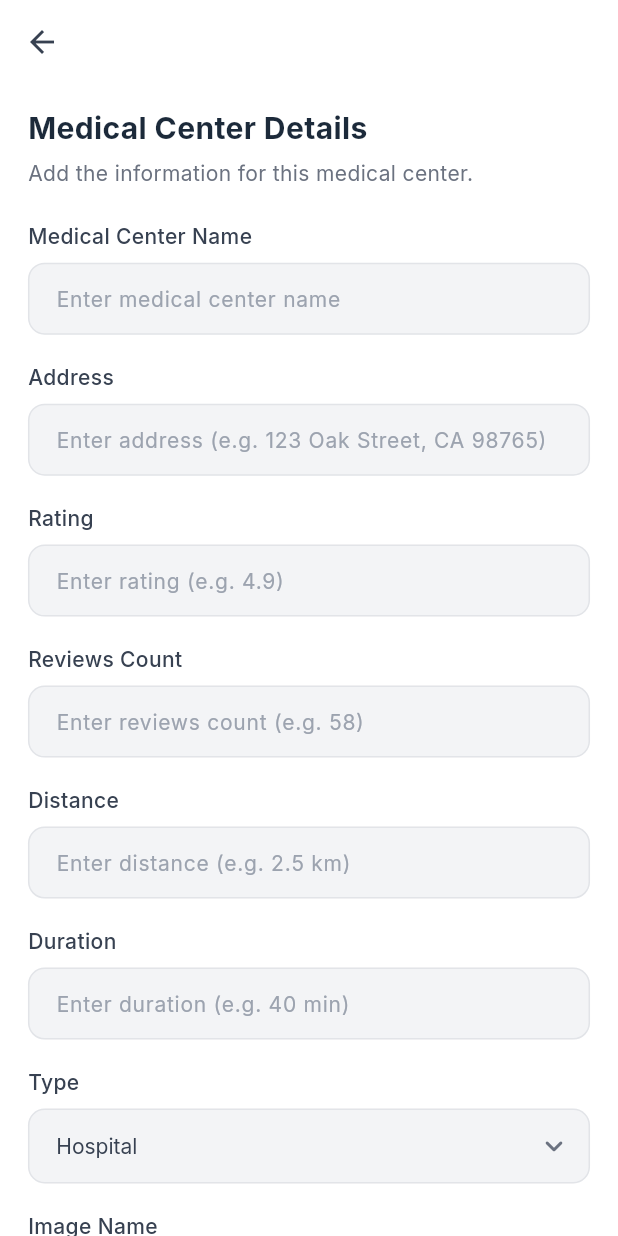
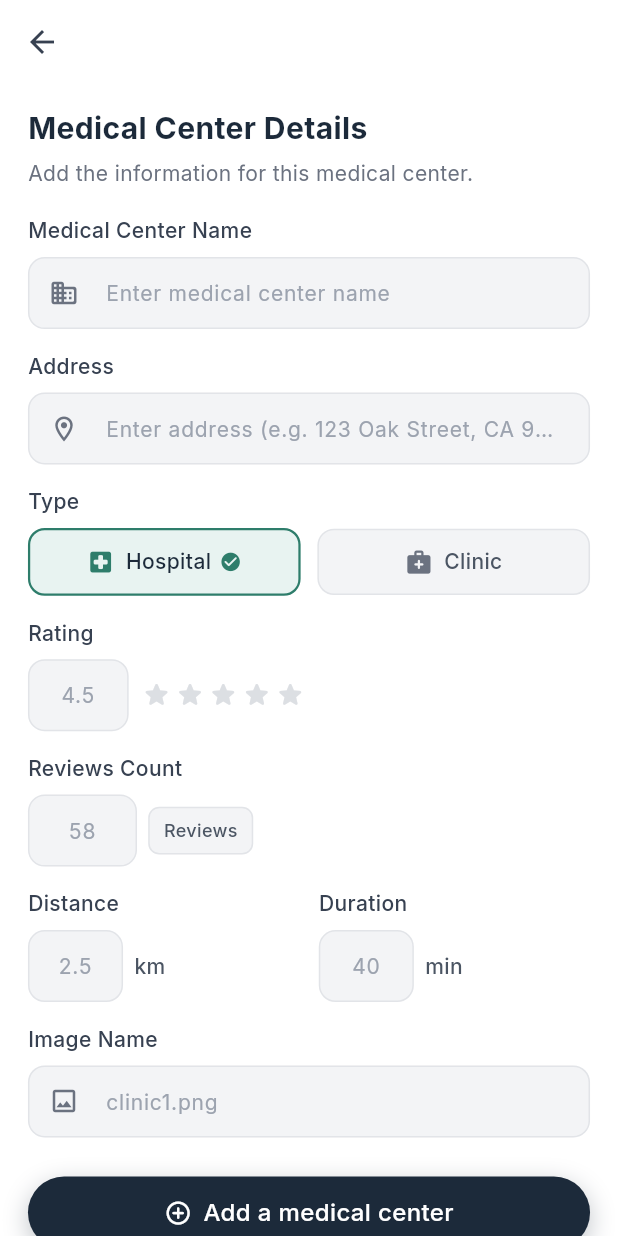
Before and after one commit to youssef-flutter26/medical-app, a Flutter app: the AddMedicalCenterScreen screen opened by its route, on a phone screen of 412 x 824 dp. Run offline on Flutter 3.47's test engine with Material 3 defaults, Android fonts, the phone set to English and light mode, and no system bars; our stand-ins replace cloud_firestore, dio, easy_localization, equatable, firebase_auth, firebase_core and 7 more; accounts and stored records are empty.

Commit message:
`feat: improve medical center form UI`
* Redesign Add Medical Center form with a modern compact layout
* Add interactive rating preview with dynamic stars
* Highlight stars based on the entered rating
* Add compact Reviews Count input
* Add compact Distance input with fixed km unit
* Add compact Duration input with fixed min unit
* Improve Hospital and Clinic type selection
* Improve image name input layout
* Reduce unnecessary empty spaces
* Reuse existing Core colors, text styles, and ScreenUtil
* Preserve existing Firestore structure and data types
* Keep existing medical center repository and Firebase logic
* Avoid unnecessary packages and files
* Run flutter analyze and fix issues

```diff
--- a/lib/features/admin/presentation/pages/add_medical_center_screen.dart
+++ b/lib/features/admin/presentation/pages/add_medical_center_screen.dart
@@ -8,8 +8,10 @@ import 'package:medical_app/core/theme/app_colors.dart';
 import 'package:medical_app/core/theme/app_text_styles.dart';
 import 'package:medical_app/core/validators/validator_app.dart';
 import 'package:medical_app/features/admin/presentation/widgets/add_medical_center_button.dart';
+import 'package:medical_app/features/admin/presentation/widgets/medical_center_compact_field.dart';
 import 'package:medical_app/features/admin/presentation/widgets/medical_center_form_field.dart';
 import 'package:medical_app/features/admin/presentation/widgets/medical_center_header_section.dart';
+import 'package:medical_app/features/admin/presentation/widgets/medical_center_type_selector.dart';
 import 'package:medical_app/features/home/domain/entities/medical_center_entity.dart';
 import 'package:medical_app/features/home/domain/usecases/add_medical_center.dart';
 
@@ -51,14 +53,25 @@ class _AddMedicalCenterScreenState extends State<AddMedicalCenterScreen> {
     _durationController = TextEditingController();
     _imageNameController = TextEditingController();
 
+    _ratingController.addListener(_onFieldChanged);
+    _imageNameController.addListener(_onFieldChanged);
+
     _addMedicalCenterUseCase = widget.addMedicalCenter ??
         (getIt.isRegistered<AddMedicalCenter>()
             ? getIt<AddMedicalCenter>()
             : null);
   }
 
+  void _onFieldChanged() {
+    if (mounted) {
+      setState(() {});
+    }
+  }
+
   @override
   void dispose() {
+    _ratingController.removeListener(_onFieldChanged);
+    _imageNameController.removeListener(_onFieldChanged);
     _nameController.dispose();
     _addressController.dispose();
     _ratingController.dispose();
@@ -92,6 +105,16 @@ class _AddMedicalCenterScreenState extends State<AddMedicalCenterScreen> {
     final rating = double.parse(_ratingController.text.trim());
     final reviewsCount = int.parse(_reviewsCountController.text.trim());
 
+    final rawDistance = _distanceController.text.trim();
+    final distance = rawDistance.toLowerCase().endsWith('km')
+        ? rawDistance
+        : '$rawDistance km';
+
+    final rawDuration = _durationController.text.trim();
+    final duration = rawDuration.toLowerCase().endsWith('min')
+        ? rawDuration
+        : '$rawDuration min';
+
     final addUseCase = _addMedicalCenterUseCase ??
         (getIt.isRegistered<AddMedicalCenter>()
             ? getIt<AddMedicalCenter>()
@@ -108,8 +131,8 @@ class _AddMedicalCenterScreenState extends State<AddMedicalCenterScreen> {
         address: _addressController.text.trim(),
         rating: rating,
         reviewsCount: reviewsCount,
-        distance: _distanceController.text.trim(),
-        duration: _durationController.text.trim(),
+        distance: distance,
+        duration: duration,
         type: _selectedType,
         imagePath: imagePath,
       ),
@@ -144,76 +167,61 @@ class _AddMedicalCenterScreenState extends State<AddMedicalCenterScreen> {
     }
   }
 
-  Widget _buildTypeDropdown() {
-    return Column(
-      crossAxisAlignment: CrossAxisAlignment.start,
-      children: [
-        Text(
-          LocaleKeys.type.tr(),
-          style: AppTextStyles.withColor(
-            AppTextStyles.inter14W500,
-            AppColors.gray700,
+  Widget _buildRatingStars() {
+    final ratingVal = double.tryParse(_ratingController.text.trim()) ?? 0.0;
+
+    return Row(
+      mainAxisSize: MainAxisSize.min,
+      children: List.generate(5, (index) {
+        final starIndex = index + 1;
+        final isSelected = ratingVal >= starIndex;
+
+        return GestureDetector(
+          onTap: () {
+            _ratingController.text = starIndex.toDouble().toStringAsFixed(1);
+          },
+          child: Padding(
+            padding: EdgeInsets.symmetric(horizontal: 1.w),
+            child: Icon(
+              Icons.star_rounded,
+              size: 22.r,
+              color: isSelected
+                  ? AppColors.amber
+                  : AppColors.gray400.withValues(alpha: 0.35),
             ),
           ),
-        SizedBox(height: 8.h),
-        DropdownButtonFormField<String>(
-          key: const Key('medical_center_type_dropdown'),
-          initialValue: _selectedType,
-          dropdownColor: AppColors.white,
-          style: AppTextStyles.withColor(
-            AppTextStyles.inter14W400,
-            AppColors.gray700,
-          ),
-          icon: const Icon(
-            Icons.keyboard_arrow_down_rounded,
-            color: AppColors.gray500,
-          ),
-          items: [
-            DropdownMenuItem(
-              value: 'Hospital',
-              child: Text(LocaleKeys.hospital.tr()),
-            ),
-            DropdownMenuItem(
-              value: 'Clinic',
-              child: Text(LocaleKeys.clinic.tr()),
-            ),
-          ],
-          onChanged: (value) {
-            if (value != null) {
-              setState(() {
-                _selectedType = value;
-              });
+        );
+      }),
+    );
   }
-          },
-          decoration: InputDecoration(
-            filled: true,
-            fillColor: AppColors.gray100,
-            contentPadding: EdgeInsets.symmetric(
-              horizontal: 16.w,
-              vertical: 14.h,
-            ),
-            border: OutlineInputBorder(
-              borderRadius: BorderRadius.circular(12.r),
-              borderSide: BorderSide(
+
+  Widget _buildReviewsBadge() {
+    return Container(
+      padding: EdgeInsets.symmetric(horizontal: 10.w, vertical: 7.h),
+      decoration: BoxDecoration(
+        color: AppColors.gray100,
+        borderRadius: BorderRadius.circular(8.r),
+        border: Border.all(
           color: AppColors.gray400.withValues(alpha: 0.2),
         ),
       ),
-            enabledBorder: OutlineInputBorder(
-              borderRadius: BorderRadius.circular(12.r),
-              borderSide: BorderSide(
-                color: AppColors.gray400.withValues(alpha: 0.2),
+      child: Text(
+        'Reviews',
+        style: AppTextStyles.withColor(
+          AppTextStyles.inter12W500,
+          AppColors.gray600,
         ),
       ),
-            focusedBorder: OutlineInputBorder(
-              borderRadius: BorderRadius.circular(12.r),
-              borderSide: const BorderSide(
-                color: AppColors.lightTeal,
-                width: 1.5,
+    );
+  }
+
+  Widget _buildUnitText(String unit) {
+    return Text(
+      unit,
+      style: AppTextStyles.withColor(
+        AppTextStyles.inter14W500,
+        AppColors.gray600,
       ),
-            ),
-          ),
-        ),
-      ],
     );
   }
 
@@ -244,7 +252,8 @@ class _AddMedicalCenterScreenState extends State<AddMedicalCenterScreen> {
               crossAxisAlignment: CrossAxisAlignment.start,
               children: [
                 const MedicalCenterHeaderSection(),
-                SizedBox(height: 24.h),
+                SizedBox(height: 20.h),
+
                 // 1. Medical Center Name
                 MedicalCenterFormField(
                   key: const Key('medical_center_name_field'),
@@ -253,8 +262,14 @@ class _AddMedicalCenterScreenState extends State<AddMedicalCenterScreen> {
                   hintText: LocaleKeys.enterMedicalCenterName.tr(),
                   controller: _nameController,
                   validator: ValidatorApp.validateMedicalCenterName,
+                  prefixIcon: const Icon(
+                    Icons.domain_rounded,
+                    color: AppColors.gray500,
+                    size: 20,
                   ),
-                SizedBox(height: 20.h),
+                ),
+                SizedBox(height: 16.h),
+
                 // 2. Address
                 MedicalCenterFormField(
                   key: const Key('medical_center_address_field'),
@@ -263,65 +278,110 @@ class _AddMedicalCenterScreenState extends State<AddMedicalCenterScreen> {
                   hintText: LocaleKeys.enterAddress.tr(),
                   controller: _addressController,
                   validator: ValidatorApp.validateAddress,
+                  prefixIcon: const Icon(
+                    Icons.location_on_outlined,
+                    color: AppColors.gray500,
+                    size: 20,
                   ),
-                SizedBox(height: 20.h),
-                // 3. Rating
-                MedicalCenterFormField(
+                ),
+                SizedBox(height: 16.h),
+
+                // 3. Facility Type Selector
+                MedicalCenterTypeSelector(
+                  key: const Key('medical_center_type_dropdown'),
+                  selectedType: _selectedType,
+                  onTypeChanged: (type) {
+                    setState(() {
+                      _selectedType = type;
+                    });
+                  },
+                ),
+                SizedBox(height: 16.h),
+
+                // 4. Rating (Compact Field + 5 Stars Preview)
+                MedicalCenterCompactField(
                   key: const Key('medical_center_rating_field'),
                   inputKey: const Key('medical_center_rating_input'),
                   label: LocaleKeys.rating.tr(),
-                  hintText: LocaleKeys.enterRating.tr(),
+                  hintText: '4.5',
                   controller: _ratingController,
-                  keyboardType:
-                      const TextInputType.numberWithOptions(decimal: true),
+                  width: 72.w,
+                  keyboardType: const TextInputType.numberWithOptions(
+                    decimal: true,
+                  ),
                   validator: ValidatorApp.validateRating,
+                  unitWidget: _buildRatingStars(),
                 ),
-                SizedBox(height: 20.h),
-                // 4. Reviews Count
-                MedicalCenterFormField(
+                SizedBox(height: 16.h),
+
+                // 5. Reviews Count (Compact Numeric Field + 'Reviews' Badge)
+                MedicalCenterCompactField(
                   key: const Key('medical_center_reviews_count_field'),
                   inputKey: const Key('medical_center_reviews_count_input'),
                   label: LocaleKeys.reviewsCount.tr(),
-                  hintText: LocaleKeys.enterReviewsCount.tr(),
+                  hintText: '58',
                   controller: _reviewsCountController,
+                  width: 78.w,
                   keyboardType: TextInputType.number,
                   validator: ValidatorApp.validateReviewsCount,
+                  unitWidget: _buildReviewsBadge(),
                 ),
-                SizedBox(height: 20.h),
-                // 5. Distance
-                MedicalCenterFormField(
+                SizedBox(height: 16.h),
+
+                // 6. Distance & Duration (Side-by-Side Compact Fields)
+                Row(
+                  crossAxisAlignment: CrossAxisAlignment.start,
+                  children: [
+                    Expanded(
+                      child: MedicalCenterCompactField(
                         key: const Key('medical_center_distance_field'),
                         inputKey: const Key('medical_center_distance_input'),
                         label: LocaleKeys.distance.tr(),
-                  hintText: LocaleKeys.enterDistance.tr(),
+                        hintText: '2.5',
                         controller: _distanceController,
+                        width: 68.w,
+                        keyboardType: const TextInputType.numberWithOptions(
+                          decimal: true,
+                        ),
                         validator: ValidatorApp.validateDistance,
+                        unitWidget: _buildUnitText('km'),
                       ),
-                SizedBox(height: 20.h),
-                // 6. Duration
-                MedicalCenterFormField(
+                    ),
+                    SizedBox(width: 14.w),
+                    Expanded(
+                      child: MedicalCenterCompactField(
                         key: const Key('medical_center_duration_field'),
                         inputKey: const Key('medical_center_duration_input'),
                         label: LocaleKeys.duration.tr(),
-                  hintText: LocaleKeys.enterDuration.tr(),
+                        hintText: '40',
                         controller: _durationController,
+                        width: 68.w,
+                        keyboardType: TextInputType.number,
                         validator: ValidatorApp.validateDuration,
+                        unitWidget: _buildUnitText('min'),
                       ),
-                SizedBox(height: 20.h),
-                // 7. Type
-                _buildTypeDropdown(),
-                SizedBox(height: 20.h),
-                // 8. Image Name
+                    ),
+                  ],
+                ),
+                SizedBox(height: 16.h),
+
+                // 7. Image Name (with Path Preview Helper)
                 MedicalCenterFormField(
                   key: const Key('medical_center_image_name_field'),
                   inputKey: const Key('medical_center_image_name_input'),
                   label: LocaleKeys.imageName.tr(),
-                  hintText: LocaleKeys.enterImageName.tr(),
+                  hintText: 'clinic1.png',
                   controller: _imageNameController,
                   validator: ValidatorApp.validateImageName,
+                  prefixIcon: const Icon(
+                    Icons.image_outlined,
+                    color: AppColors.gray500,
+                    size: 20,
+                  )
                 ),
-                SizedBox(height: 36.h),
-                // 9. Submit Button
+                SizedBox(height: 28.h),
+
+                // 8. Submit Button
                 AddMedicalCenterButton(
                   key: const Key('medical_center_submit_button'),
                   isLoading: _isLoading,
@@ -329,6 +389,7 @@ class _AddMedicalCenterScreenState extends State<AddMedicalCenterScreen> {
                   icon: Icons.add_circle_outline_rounded,
                   onPressed: _saveMedicalCenter,
                 ),
+                SizedBox(height: 16.h),
               ],
             ),
           ),
--- /dev/null
+++ b/lib/features/admin/presentation/widgets/medical_center_compact_field.dart
@@ -0,0 +1,172 @@
+import 'package:flutter/material.dart';
+import 'package:flutter_screenutil/flutter_screenutil.dart';
+import 'package:medical_app/core/theme/app_colors.dart';
+import 'package:medical_app/core/theme/app_text_styles.dart';
+
+class MedicalCenterCompactField extends StatefulWidget {
+  final String label;
+  final String hintText;
+  final TextEditingController controller;
+  final String? Function(String?)? validator;
+  final TextInputType keyboardType;
+  final Key? inputKey;
+  final double width;
+  final Widget? unitWidget;
+  final ValueChanged<String>? onChanged;
+
+  const MedicalCenterCompactField({
+    super.key,
+    required this.label,
+    required this.hintText,
+    required this.controller,
+    required this.width,
+    this.validator,
+    this.keyboardType = TextInputType.text,
+    this.inputKey,
+    this.unitWidget,
+    this.onChanged,
+  });
+
+  @override
+  State<MedicalCenterCompactField> createState() =>
+      _MedicalCenterCompactFieldState();
+}
+
+class _MedicalCenterCompactFieldState extends State<MedicalCenterCompactField> {
+  final GlobalKey<FormFieldState<String>> _fieldKey =
+      GlobalKey<FormFieldState<String>>();
+
+  @override
+  void initState() {
+    super.initState();
+    widget.controller.addListener(_handleControllerChange);
+  }
+
+  @override
+  void didUpdateWidget(covariant MedicalCenterCompactField oldWidget) {
+    super.didUpdateWidget(oldWidget);
+    if (oldWidget.controller != widget.controller) {
+      oldWidget.controller.removeListener(_handleControllerChange);
+      widget.controller.addListener(_handleControllerChange);
+    }
+  }
+
+  @override
+  void dispose() {
+    widget.controller.removeListener(_handleControllerChange);
+    super.dispose();
+  }
+
+  void _handleControllerChange() {
+    if (_fieldKey.currentState != null &&
+        _fieldKey.currentState!.value != widget.controller.text) {
+      _fieldKey.currentState!.didChange(widget.controller.text);
+    }
+  }
+
+  @override
+  Widget build(BuildContext context) {
+    return FormField<String>(
+      key: _fieldKey,
+      initialValue: widget.controller.text,
+      validator: (_) => widget.validator?.call(widget.controller.text),
+      builder: (FormFieldState<String> fieldState) {
+        final bool hasError = fieldState.hasError;
+
+        return Column(
+          crossAxisAlignment: CrossAxisAlignment.start,
+          mainAxisSize: MainAxisSize.min,
+          children: [
+            Text(
+              widget.label,
+              style: AppTextStyles.withColor(
+                AppTextStyles.inter14W500,
+                AppColors.gray700,
+              ),
+            ),
+            SizedBox(height: 8.h),
+            Row(
+              mainAxisSize: MainAxisSize.min,
+              crossAxisAlignment: CrossAxisAlignment.center,
+              children: [
+                SizedBox(
+                  width: widget.width,
+                  child: TextFormField(
+                    key: widget.inputKey,
+                    controller: widget.controller,
+                    keyboardType: widget.keyboardType,
+                    textAlign: TextAlign.center,
+                    style: AppTextStyles.withColor(
+                      AppTextStyles.inter14W500,
+                      AppColors.darkTeal,
+                    ),
+                    onChanged: (val) {
+                      fieldState.didChange(val);
+                      widget.onChanged?.call(val);
+                    },
+                    decoration: InputDecoration(
+                      hintText: widget.hintText,
+                      hintStyle: AppTextStyles.withColor(
+                        AppTextStyles.inter14W400,
+                        AppColors.gray400,
+                      ),
+                      filled: true,
+                      fillColor: AppColors.gray100,
+                      contentPadding: EdgeInsets.symmetric(
+                        horizontal: 8.w,
+                        vertical: 12.h,
+                      ),
+                      border: OutlineInputBorder(
+                        borderRadius: BorderRadius.circular(12.r),
+                        borderSide: BorderSide(
+                          color: hasError
+                              ? AppColors.red
+                              : AppColors.gray400.withValues(alpha: 0.2),
+                        ),
+                      ),
+                      enabledBorder: OutlineInputBorder(
+                        borderRadius: BorderRadius.circular(12.r),
+                        borderSide: BorderSide(
+                          color: hasError
+                              ? AppColors.red
+                              : AppColors.gray400.withValues(alpha: 0.2),
+                          width: hasError ? 1.5 : 1.0,
+                        ),
+                      ),
+                      focusedBorder: OutlineInputBorder(
+                        borderRadius: BorderRadius.circular(12.r),
+                        borderSide: BorderSide(
+                          color: hasError ? AppColors.red : AppColors.lightTeal,
+                          width: 1.5,
+                        ),
+                      ),
+                      errorStyle: const TextStyle(
+                        height: 0,
+                        fontSize: 0,
+                        color: Colors.transparent,
+                      ),
+                    ),
+                  ),
+                ),
+                if (widget.unitWidget != null) ...[
+                  SizedBox(width: 8.w),
+                  widget.unitWidget!,
+                ],
+              ],
+            ),
+            if (hasError) ...[
+              SizedBox(height: 4.h),
+              Text(
+                fieldState.errorText ?? '',
+                style: AppTextStyles.withColor(
+                  AppTextStyles.inter12W400,
+                  AppColors.red,
+                ),
+              ),
+            ],
+          ],
+        );
+      },
+    );
+  }
+}
--- a/lib/features/admin/presentation/widgets/medical_center_form_field.dart
+++ b/lib/features/admin/presentation/widgets/medical_center_form_field.dart
@@ -10,6 +10,9 @@ class MedicalCenterFormField extends StatelessWidget {
   final String? Function(String?)? validator;
   final TextInputType? keyboardType;
   final Key? inputKey;
+  final Widget? prefixIcon;
+  final Widget? suffixIcon;
+  final Widget? helper;
 
   const MedicalCenterFormField({
     super.key,
@@ -19,6 +22,9 @@ class MedicalCenterFormField extends StatelessWidget {
     this.validator,
     this.keyboardType,
     this.inputKey,
+    this.prefixIcon,
+    this.suffixIcon,
+    this.helper,
   });
 
   @override
@@ -49,6 +55,8 @@ class MedicalCenterFormField extends StatelessWidget {
               AppTextStyles.inter14W400,
               AppColors.gray400,
             ),
+            prefixIcon: prefixIcon,
+            suffixIcon: suffixIcon,
             filled: true,
             fillColor: AppColors.gray100,
             contentPadding: EdgeInsets.symmetric(
@@ -90,6 +98,10 @@ class MedicalCenterFormField extends StatelessWidget {
             ),
           ),
         ),
+        if (helper != null) ...[
+          SizedBox(height: 6.h),
+          helper!,
+        ],
       ],
     );
   }
--- /dev/null
+++ b/lib/features/admin/presentation/widgets/medical_center_type_selector.dart
@@ -0,0 +1,118 @@
+import 'package:easy_localization/easy_localization.dart';
+import 'package:flutter/material.dart';
+import 'package:flutter_screenutil/flutter_screenutil.dart';
+import 'package:medical_app/core/localization/locale_keys.dart';
+import 'package:medical_app/core/theme/app_colors.dart';
+import 'package:medical_app/core/theme/app_text_styles.dart';
+
+class MedicalCenterTypeSelector extends StatelessWidget {
+  final String selectedType;
+  final ValueChanged<String> onTypeChanged;
+
+  const MedicalCenterTypeSelector({
+    super.key,
+    required this.selectedType,
+    required this.onTypeChanged,
+  });
+
+  @override
+  Widget build(BuildContext context) {
+    return Column(
+      crossAxisAlignment: CrossAxisAlignment.start,
+      children: [
+        Text(
+          LocaleKeys.type.tr(),
+          style: AppTextStyles.withColor(
+            AppTextStyles.inter14W500,
+            AppColors.gray700,
+          ),
+        ),
+        SizedBox(height: 8.h),
+        Row(
+          children: [
+            Expanded(
+              child: _buildTypeCard(
+                type: 'Hospital',
+                title: LocaleKeys.hospital.tr(),
+                icon: Icons.local_hospital_rounded,
+                isSelected: selectedType == 'Hospital',
+              ),
+            ),
+            SizedBox(width: 12.w),
+            Expanded(
+              child: _buildTypeCard(
+                type: 'Clinic',
+                title: LocaleKeys.clinic.tr(),
+                icon: Icons.medical_services_rounded,
+                isSelected: selectedType == 'Clinic',
+              ),
+            ),
+          ],
+        ),
+      ],
+    );
+  }
+
+  Widget _buildTypeCard({
+    required String type,
+    required String title,
+    required IconData icon,
+    required bool isSelected,
+  }) {
+    return AnimatedContainer(
+      duration: const Duration(milliseconds: 180),
+      curve: Curves.easeOut,
+      decoration: BoxDecoration(
+        color: isSelected ? AppColors.bannerBgStart : AppColors.gray100,
+        borderRadius: BorderRadius.circular(12.r),
+        border: Border.all(
+          color: isSelected
+              ? AppColors.lightTeal
+              : AppColors.gray400.withValues(alpha: 0.2),
+          width: isSelected ? 1.5 : 1.0,
+        ),
+      ),
+      child: Material(
+        color: Colors.transparent,
+        child: InkWell(
+          key: Key('medical_center_type_option_$type'),
+          onTap: () => onTypeChanged(type),
+          borderRadius: BorderRadius.circular(12.r),
+          child: Padding(
+            padding: EdgeInsets.symmetric(vertical: 12.h, horizontal: 8.w),
+            child: Row(
+              mainAxisAlignment: MainAxisAlignment.center,
+              children: [
+                Icon(
+                  icon,
+                  size: 20.r,
+                  color: isSelected ? AppColors.lightTeal : AppColors.gray500,
+                ),
+                SizedBox(width: 8.w),
+                Flexible(
+                  child: Text(
+                    title,
+                    maxLines: 1,
+                    overflow: TextOverflow.ellipsis,
+                    style: AppTextStyles.withColor(
+                      AppTextStyles.inter14W500,
+                      isSelected ? AppColors.darkTeal : AppColors.gray600,
+                    ),
+                  ),
+                ),
+                if (isSelected) ...[
+                  SizedBox(width: 6.w),
+                  Icon(
+                    Icons.check_circle_rounded,
+                    size: 16.r,
+                    color: AppColors.lightTeal,
+                  ),
+                ],
+              ],
+            ),
+          ),
+        ),
+      ),
+    );
+  }
+}
```
Also changed, not shown: assets/images/Clinic1.png (added), assets/images/Clinic2.png (added), assets/images/Clinic3.png (added), 1 other file. Lines whose indentation alone changed are shown as unchanged.
